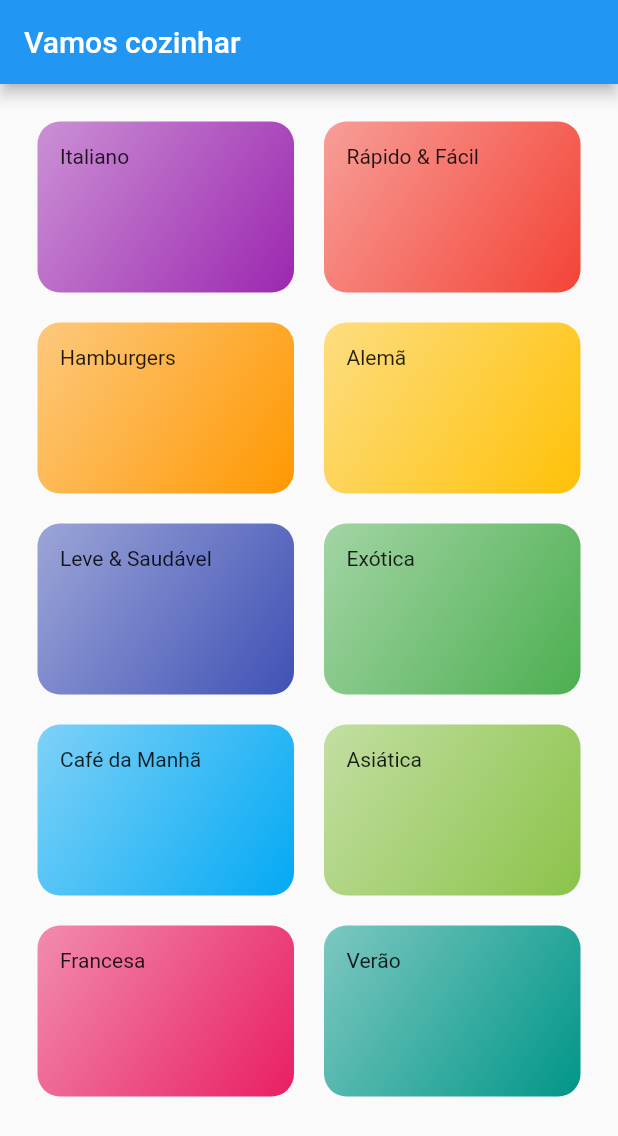
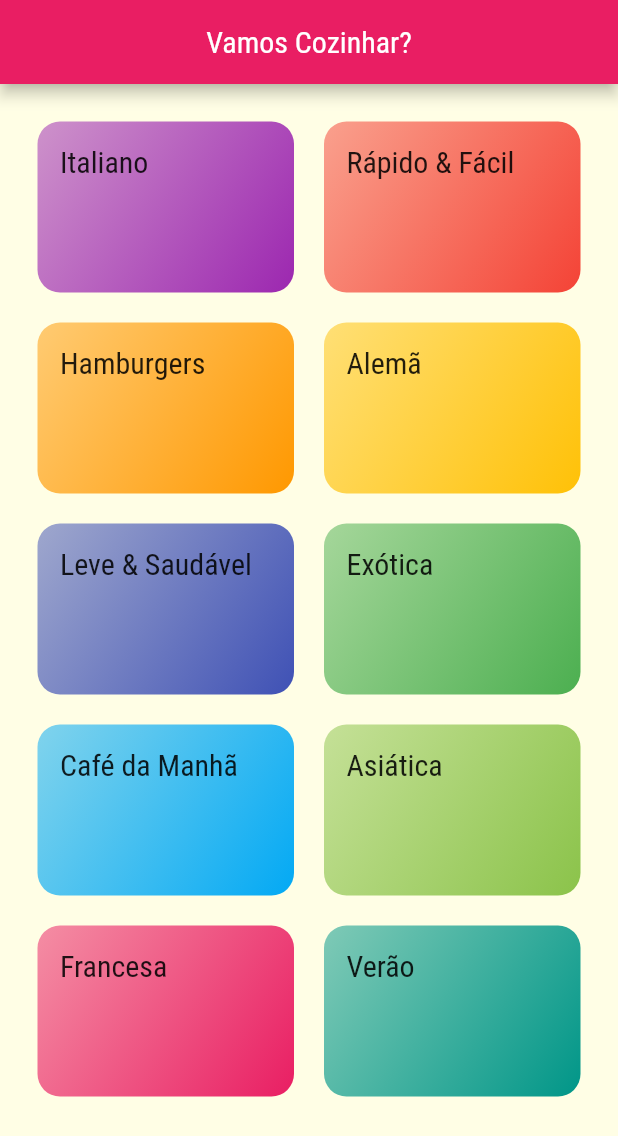
Before and after one commit to Jo-Analyst/meals-app, a Flutter app: the screen it shows after launch, on a phone screen of 412 x 824 dp. Shown: the top 1136 px of the screen. Run offline on Flutter 3.47's test engine with Material 2 defaults, Android fonts, the phone set to English and light mode, and no system bars.

Commit message:
183. Tema & Estilo

```diff
--- a/lib/components/category_item.dart
+++ b/lib/components/category_item.dart
@@ -20,7 +20,10 @@ class CategoryItem extends StatelessWidget {
           end: Alignment.bottomRight,
         ),
       ),
-      child: Text(category.title),
+      child: Text(
+        category.title,
+        style: Theme.of(context).textTheme.headline6,
+      ),
     );
   }
 }
--- a/lib/main.dart
+++ b/lib/main.dart
@@ -10,9 +10,21 @@ class MealsApp extends StatelessWidget {
   Widget build(BuildContext context) {
     return MaterialApp(
       debugShowCheckedModeBanner: false,
-      title: "DeliMeals",
+      title: "Vamos Cozinhar?",
       theme: ThemeData(
-        primarySwatch: Colors.blue,
+        fontFamily: 'Raleway',
+        canvasColor: const Color.fromRGBO(255, 254, 229, 1),
+        textTheme: ThemeData.light().textTheme.copyWith(
+              headline6: const TextStyle(
+                fontSize: 20,
+                fontFamily: 'RobotoCondensed',
+              ),
+            ),
+        colorScheme: ColorScheme.fromSwatch(
+          primarySwatch: Colors.pink,
+        ).copyWith(
+          secondary: Colors.amber,
+        ),
       ),
       home: const CategoriesScreen(),
     );
--- a/lib/screens/categories_screen.dart
+++ b/lib/screens/categories_screen.dart
@@ -9,7 +9,8 @@ class CategoriesScreen extends StatelessWidget {
   Widget build(BuildContext context) {
     return Scaffold(
       appBar: AppBar(
-        title: const Text('Vamos cozinhar'),
+        centerTitle: true,
+        title: const Text('Vamos Cozinhar?'),
       ),
       body: GridView(
         padding: const EdgeInsets.all(25),
```
Also changed, not shown: pubspec.yaml (+17 -0 lines), assets/fonts/Raleway-Black.ttf (added), assets/fonts/Raleway-Bold.ttf (added), assets/fonts/Raleway-Regular.ttf (added), assets/fonts/RobotoCondensed-Bold.ttf (added), assets/fonts/RobotoCondensed-Italic.ttf (added), assets/fonts/RobotoCondensed-Light.ttf (added), assets/fonts/RobotoCondensed-Regular.ttf (added).
